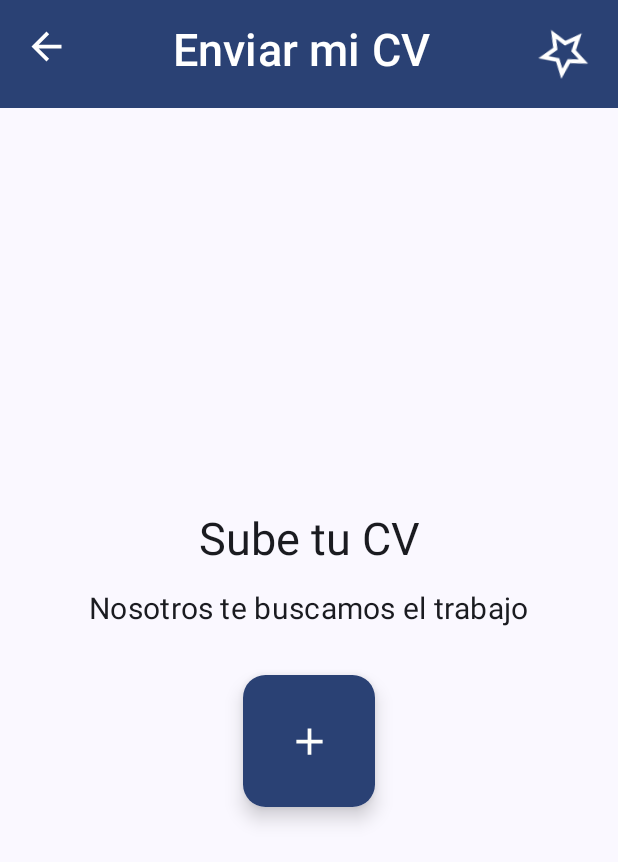
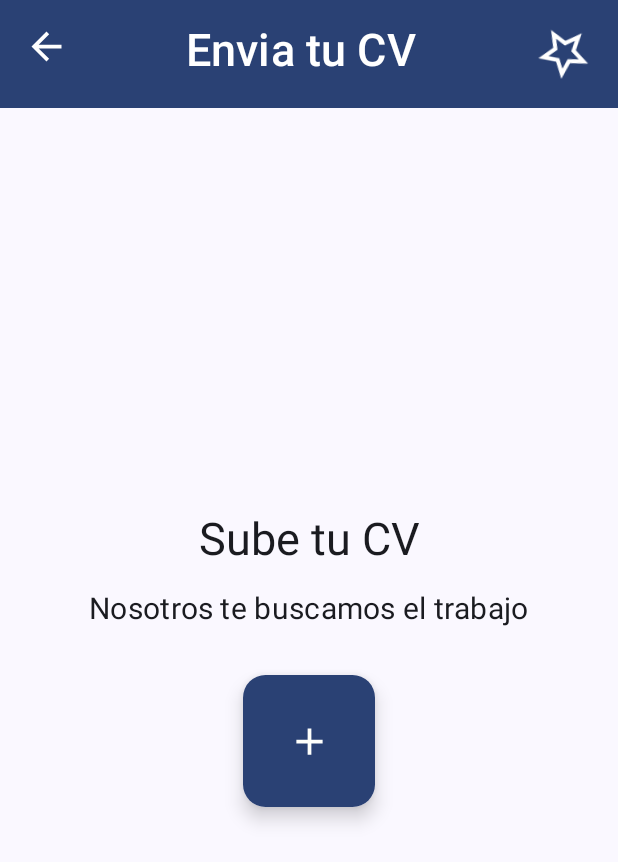
Before and after one commit to DanielEmill/TRABAJA_YA, an Android app built with Jetpack Compose: the composable P3ScreenBody shown on its own in the app's theme, on a phone screen of 412 x 824 dp. Shown: the top 862 px of the screen. Run offline under Robolectric (Android 15) with nearby library versions, the phone set to English and light mode, and no system bars; 2 statements that could not run were skipped.

Commit message:
Pequeños cambios visuales

```diff
--- a/app/src/main/java/com/example/trabajaya/ui/Screens/EnviaCVScreen.kt
+++ b/app/src/main/java/com/example/trabajaya/ui/Screens/EnviaCVScreen.kt
@@ -130,7 +130,7 @@ fun P3ScreenBody(
                 tint = Color.White
             )
             Text(
-                text = "Enviar mi CV",
+                text = "Envia tu CV",
                 style = MaterialTheme.typography.labelLarge,
                 color = Color.White,
                 fontSize = 30.sp,
```
